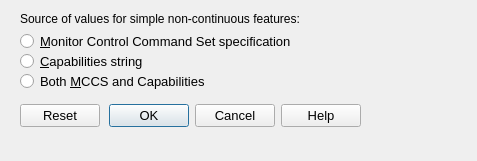
This is src/option_dialogs/other_options_dialog.ui in rockowitz/ddcui as Qt 5 draws it before an edit. The edited form follows.
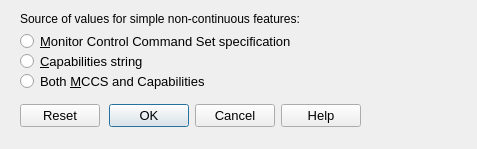
This is the edited form.

Commit message: other_options_dialog.ui - reduce dialog window height, too much blank space

```diff
--- a/src/option_dialogs/other_options_dialog.ui
+++ b/src/option_dialogs/other_options_dialog.ui
@@ -10,7 +10,7 @@
     <x>0</x>
     <y>0</y>
     <width>477</width>
-    <height>161</height>
+    <height>149</height>
    </rect>
   </property>
   <property name="windowTitle">
```
